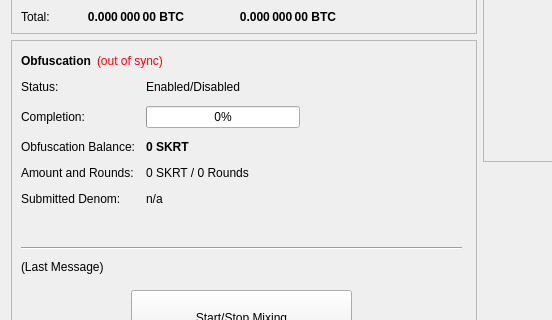
The window that src/qt/forms/overviewpage.ui (undrxcoin/undrxcoin) describes before a commit, drawn with Qt 5; both pictures show x 0 to 552 and y 182 to 502 of the 960 by 615 pixel window.
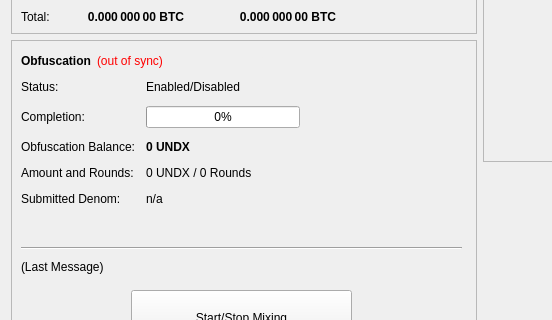
The same window after the commit.

Diff of the .ui file:
```diff
--- a/src/qt/forms/overviewpage.ui
+++ b/src/qt/forms/overviewpage.ui
@@ -474,7 +474,7 @@
               </font>
              </property>
              <property name="text">
-              <string notr="true">0 SKRT</string>
+              <string notr="true">0 UNDX</string>
              </property>
             </widget>
            </item>
@@ -488,7 +488,7 @@
            <item row="3" column="1">
             <widget class="QLabel" name="labelAmountRounds">
              <property name="text">
-              <string>0 SKRT / 0 Rounds</string>
+              <string>0 UNDX / 0 Rounds</string>
              </property>
             </widget>
            </item>
```
Left out of the diff: 6 changed lines with no effect on the pictures.
